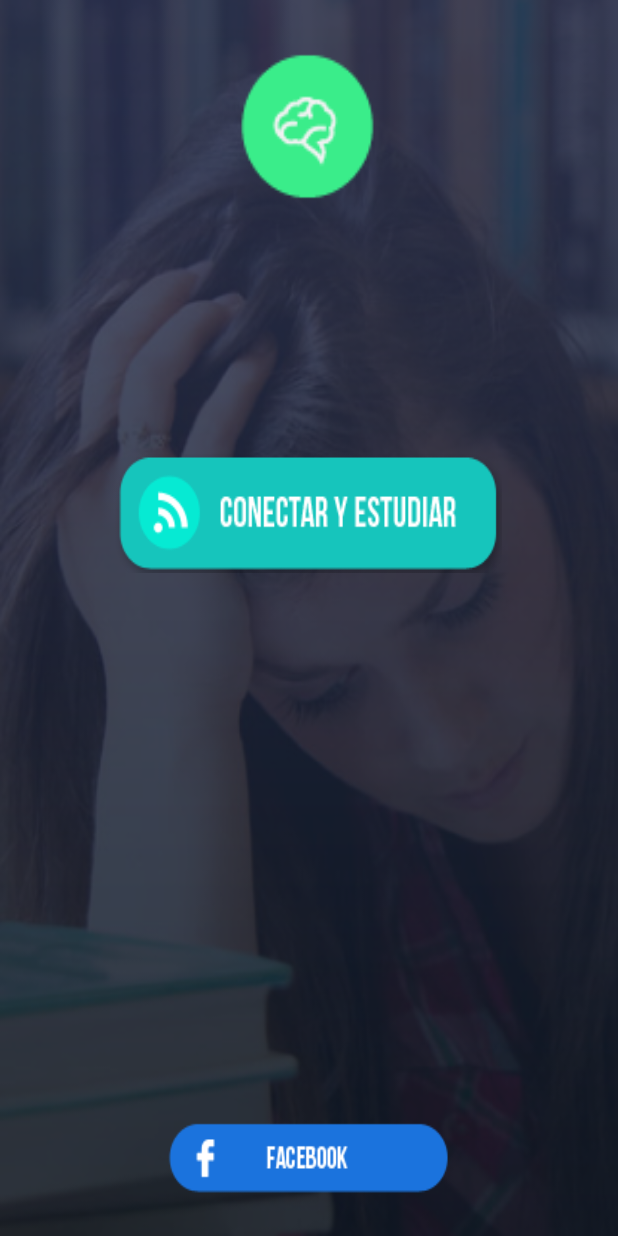
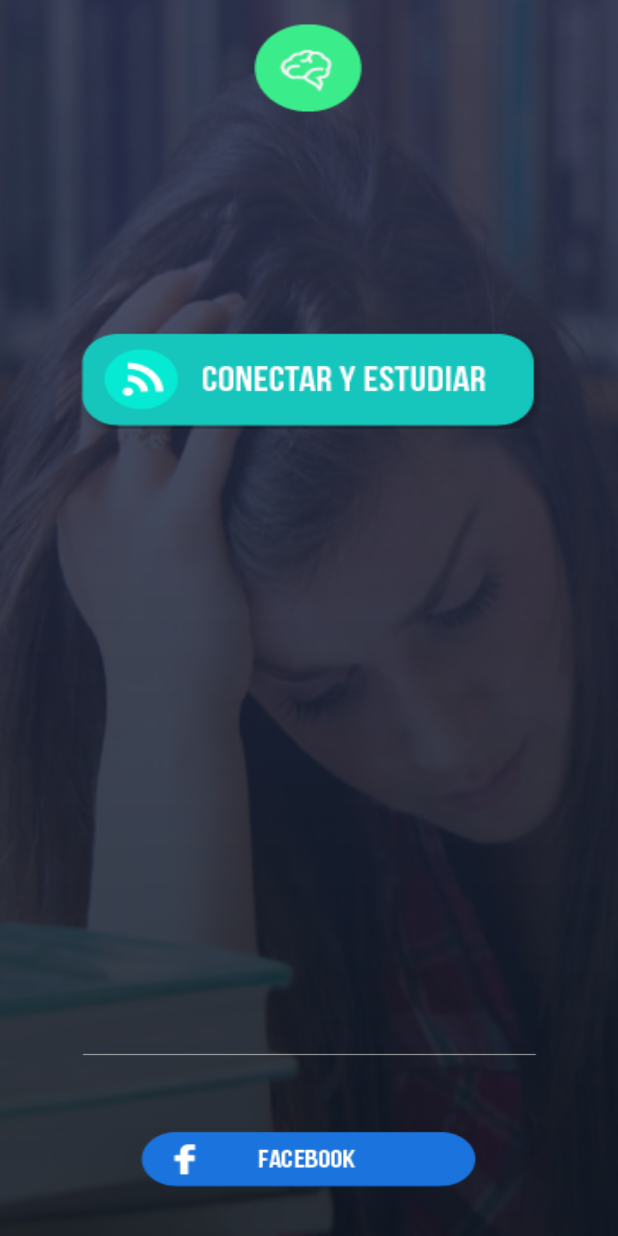
Before and after one commit to jpknap/Android_NeuroMarketing, an Android app: the screen it shows after launch (HelloEEGActivity), on a phone screen of 412 x 824 dp. Run offline under Robolectric (Android 15) with nearby library versions, the phone set to English and light mode, and no system bars.

Commit message:
imagenes main acomodadas segun fondo diseñador

```diff
--- a/app/src/main/res/layout/main.xml
+++ b/app/src/main/res/layout/main.xml
@@ -7,24 +7,26 @@
 
 
         <ImageView
-            android:layout_width="98dp"
-            android:layout_height="98dp"
+            android:layout_width="80dp"
+            android:layout_height="60dp"
             android:id="@+id/imageView2"
 
+            android:layout_marginTop="15dp"
+            android:layout_gravity="center_horizontal"
             android:background="@drawable/logo"
             android:layout_weight="1.45"
             android:layout_below="@+id/scrollView"
             android:layout_centerHorizontal="true" />
 
-        <Button android:layout_width="258dp"
-            android:layout_height="79dp"
+        <Button android:layout_width="310dp"
+            android:layout_height="65dp"
             android:id="@+id/button1"
 
             android:background="@drawable/conectar"
             android:onClick="doStuff"
             android:layout_gravity="center_vertical"
             android:layout_weight="0.34"
-            android:layout_marginTop="169dp"
+            android:layout_marginTop="145dp"
             android:layout_below="@+id/imageView2"
             android:layout_centerHorizontal="true">
 
@@ -35,24 +37,40 @@
             android:layout_height="wrap_content"
             android:id="@+id/scrollView" >
 
-            <TextView android:id="@+id/textView"
-
-                android:visibility="invisible"
-                android:text="TextView"
-                android:layout_height="wrap_content"
-                android:layout_width="wrap_content">
-             </TextView>
         </ScrollView>
 
+    <ImageView
+        android:layout_width="80dp"
+        android:layout_height="10dp"
+        android:id="@+id/imageView"
+        android:background="@drawable/linea"
+        android:layout_weight="1.45"
+        android:layout_marginBottom="44dp"
+        android:layout_above="@+id/button2"
+        android:layout_alignLeft="@+id/button1"
+        android:layout_alignRight="@+id/button1" />
+
     <Button
-        android:layout_width="200dp"
-        android:layout_height="50dp"
+        android:layout_width="240dp"
+        android:layout_height="40dp"
         android:id="@+id/button2"
         android:background="@drawable/fb"
         android:layout_gravity="center_vertical"
         android:layout_weight="0.34"
+        android:layout_marginBottom="32dp"
         android:layout_alignParentBottom="true"
-        android:layout_centerHorizontal="true"
-        android:layout_marginBottom="28dp" />
+        android:layout_centerHorizontal="true" />
+
+    <TextView android:id="@+id/textView"
+
+        android:visibility="invisible"
+        android:text="TextView"
+        android:layout_height="wrap_content"
+        android:layout_width="wrap_content"
+        android:layout_above="@+id/button2"
+        android:layout_marginBottom="84dp"
+        android:layout_alignParentRight="true"
+        android:layout_alignParentLeft="true">
+     </TextView>
 
 </RelativeLayout>
```
Also changed, not shown: app/src/main/res/drawable-hdpi/inicioback.png (added).
